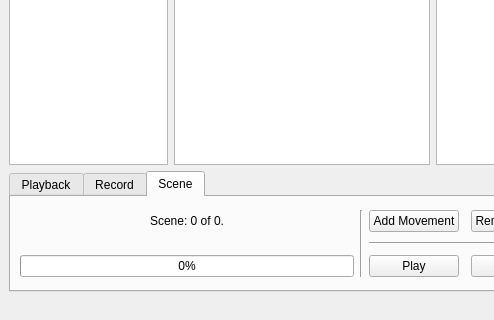
This is src/pumpkin_qt/ui/pumpkinqt.ui in raybrshen/pumpkin_ws as Qt 5 draws it before an edit; both pictures show x 0 to 494 and y 147 to 467 of the 604 by 467 pixel window. The edited form follows.
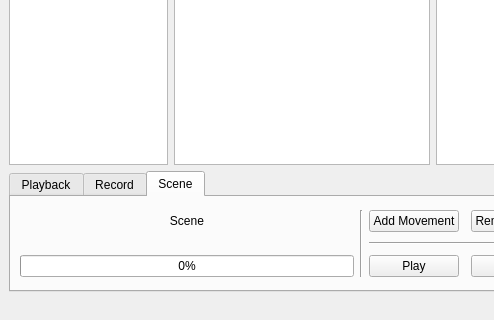
This is the edited form. Icons and pictures are not drawn.

```diff
--- a/src/pumpkin_qt/ui/pumpkinqt.ui
+++ b/src/pumpkin_qt/ui/pumpkinqt.ui
@@ -282,7 +282,7 @@
         <item row="0" column="0">
          <widget class="QLabel" name="sceneLabel">
           <property name="text">
-           <string>Scene: 0 of 0.</string>
+           <string>Scene</string>
           </property>
           <property name="alignment">
            <set>Qt::AlignCenter</set>
```
